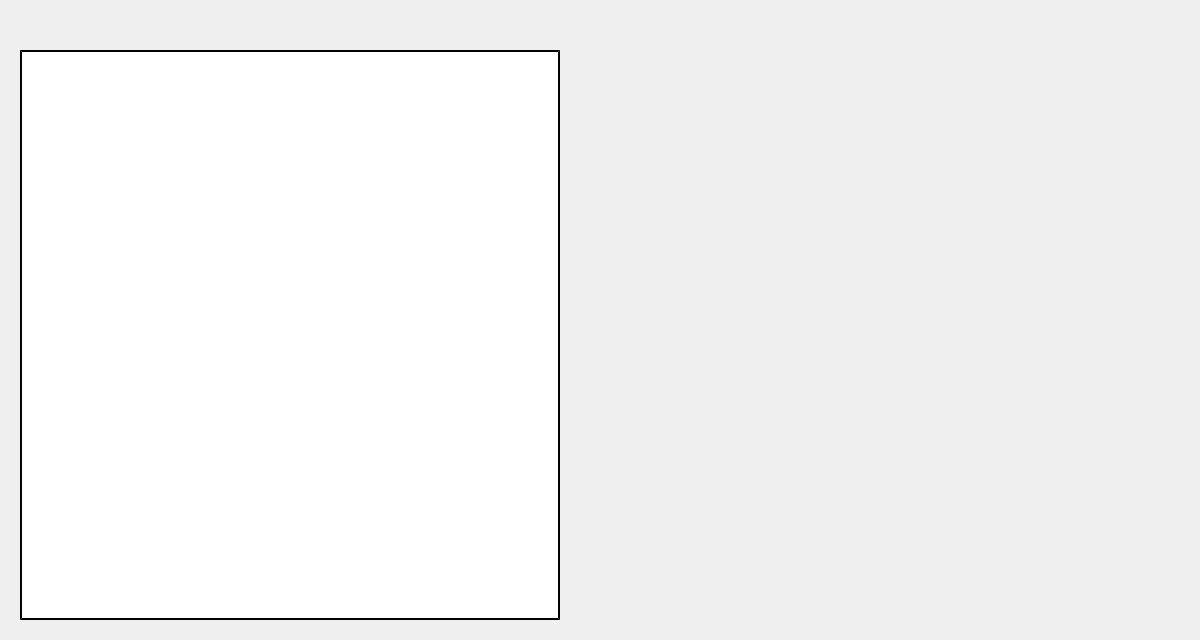
First picture: the form in EuropeanVacation/tDestinations.ui, repository brivero0/TeamMagmar, before the edit.
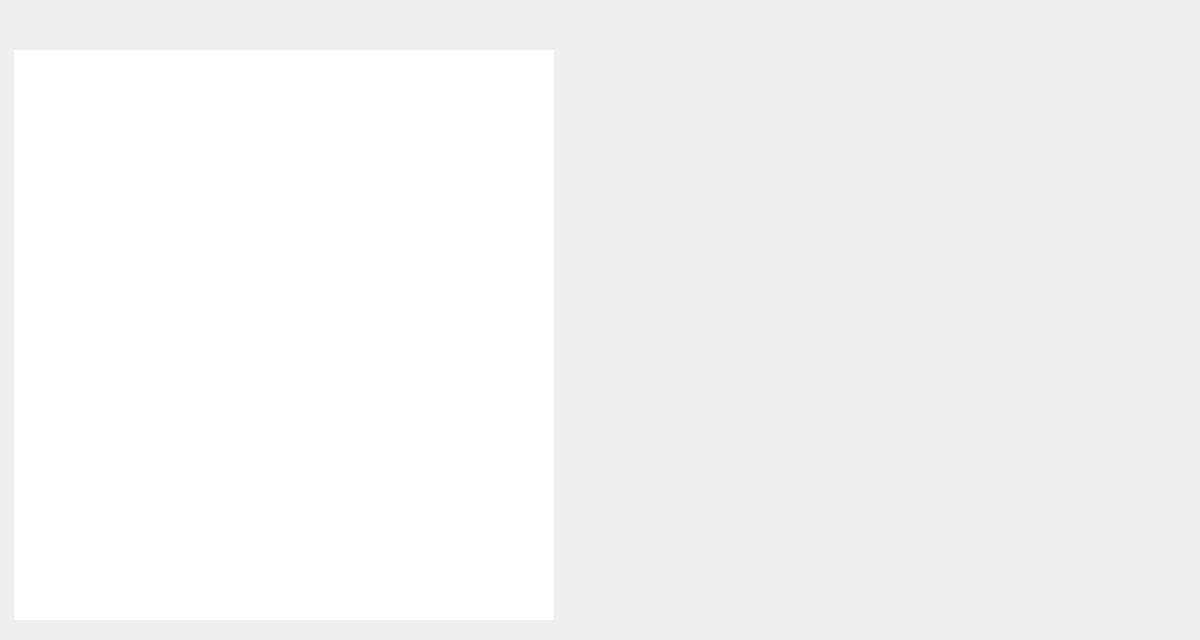
Second picture: the form after the edit. Icons and pictures are not drawn.

Commit message: size of table should dynamicallychange size

```diff
--- a/EuropeanVacation/tDestinations.ui
+++ b/EuropeanVacation/tDestinations.ui
@@ -71,7 +71,7 @@
   <widget class="QTableView" name="tDestinationOptionsTV">
    <property name="geometry">
     <rect>
-     <x>20</x>
+     <x>14</x>
      <y>50</y>
      <width>540</width>
      <height>570</height>
@@ -85,7 +85,7 @@
    </property>
    <property name="minimumSize">
     <size>
-     <width>60</width>
+     <width>40</width>
      <height>60</height>
     </size>
    </property>
@@ -101,12 +101,15 @@
 border-style: solid;
 border-color: black;
 border-width: 2px;
-border-radius: 5px;}
-
-QTableView{
-background: white;
-border: 2px outset black;
-}</string>
+border-radius: 5px;
+color: blue}
+</string>
+   </property>
+   <property name="frameShape">
+    <enum>QFrame::NoFrame</enum>
+   </property>
+   <property name="frameShadow">
+    <enum>QFrame::Plain</enum>
    </property>
    <property name="dragEnabled">
     <bool>true</bool>
```
The commit also changes 1 other file.
